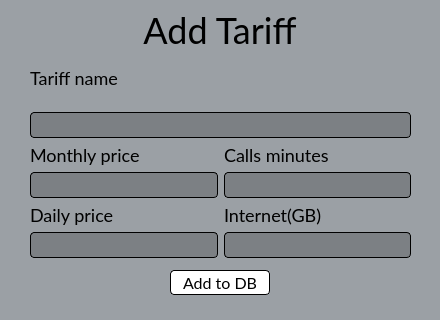
Before: the Qt Designer form PhoneManagerGUI/ui/inserttariffdialog.ui in tarashunchak/PhoneCompanyManager, drawn with Qt 5.
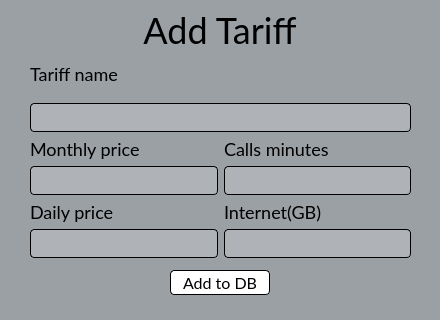
After: the same form once the commit is applied.

Diff of the .ui file:
```diff
--- a/PhoneManagerGUI/ui/inserttariffdialog.ui
+++ b/PhoneManagerGUI/ui/inserttariffdialog.ui
@@ -105,10 +105,10 @@
       <item>
        <widget class="QLineEdit" name="tariff_name_lineEdit">
         <property name="styleSheet">
-         <string notr="true">background-color:rgba(0, 0, 0, 0.2);
-color:white;
-font-family:Lato, Consolas;
-font-size:18px;
+         <string notr="true">background-color:rgba(255, 255, 255, 0.2);
+color:black;
+font-family:Lato, Arial, Consolas;
+font-size:20px;
 border-radius:4px;
 border:1px solid black;
 padding-left:4px;</string>
@@ -143,10 +143,10 @@
         <item>
          <widget class="QLineEdit" name="daily_p_lineEdit">
           <property name="styleSheet">
-           <string notr="true">background-color:rgba(0, 0, 0, 0.2);
-color:white;
-font-family:Lato, Consolas;
-font-size:18px;
+           <string notr="true">background-color:rgba(255, 255, 255, 0.2);
+color:black;
+font-family:Lato, Arial, Consolas;
+font-size:20px;
 border-radius:4px;
 border:1px solid black;
 padding-left:4px;</string>
@@ -176,10 +176,10 @@
         <item>
          <widget class="QLineEdit" name="internet_GB_lineEdit">
           <property name="styleSheet">
-           <string notr="true">background-color:rgba(0, 0, 0, 0.2);
-color:white;
-font-family:Lato, Consolas;
-font-size:18px;
+           <string notr="true">background-color:rgba(255, 255, 255, 0.2);
+color:black;
+font-family:Lato, Arial, Consolas;
+font-size:20px;
 border-radius:4px;
 border:1px solid black;
 padding-left:4px;</string>
@@ -209,10 +209,10 @@
         <item>
          <widget class="QLineEdit" name="call_minutes_lineEdit">
           <property name="styleSheet">
-           <string notr="true">background-color:rgba(0, 0, 0, 0.2);
-color:white;
-font-family:Lato, Consolas;
-font-size:18px;
+           <string notr="true">background-color:rgba(255, 255, 255, 0.2);
+color:black;
+font-family:Lato, Arial, Consolas;
+font-size:20px;
 border-radius:4px;
 border:1px solid black;
 padding-left:4px;</string>
@@ -242,10 +242,10 @@
         <item>
          <widget class="QLineEdit" name="monthly_p_lineEdit">
           <property name="styleSheet">
-           <string notr="true">background-color:rgba(0, 0, 0, 0.2);
-color:white;
-font-family:Lato, Consolas;
-font-size:18px;
+           <string notr="true">background-color:rgba(255, 255, 255, 0.2);
+color:black;
+font-family:Lato, Arial, Consolas;
+font-size:20px;
 border-radius:4px;
 border:1px solid black;
 padding-left:4px;</string>
```
Left out of the diff: 25 changed lines with no effect on the pictures.
